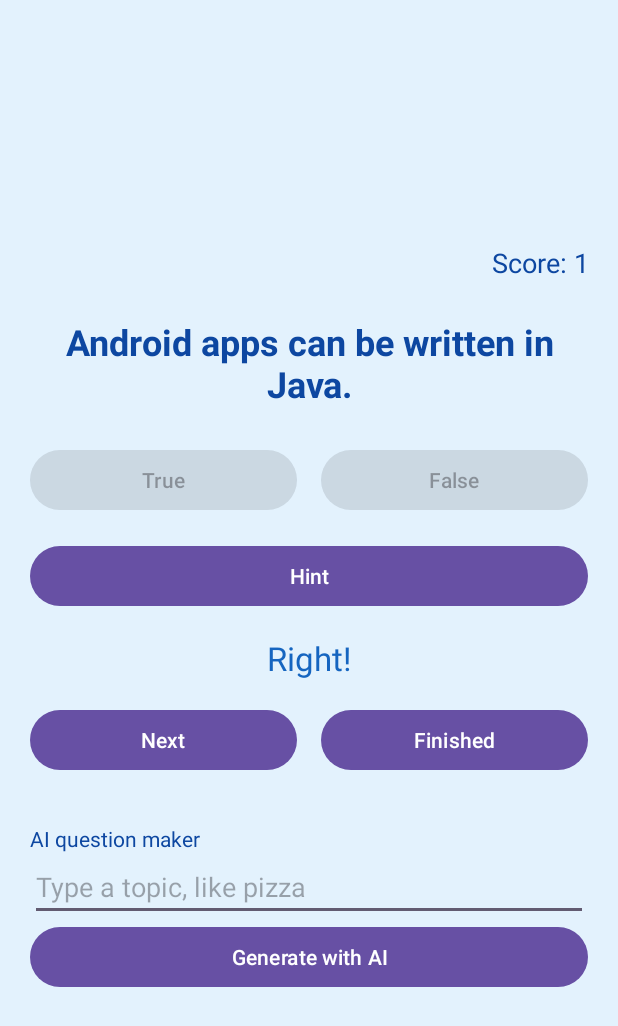
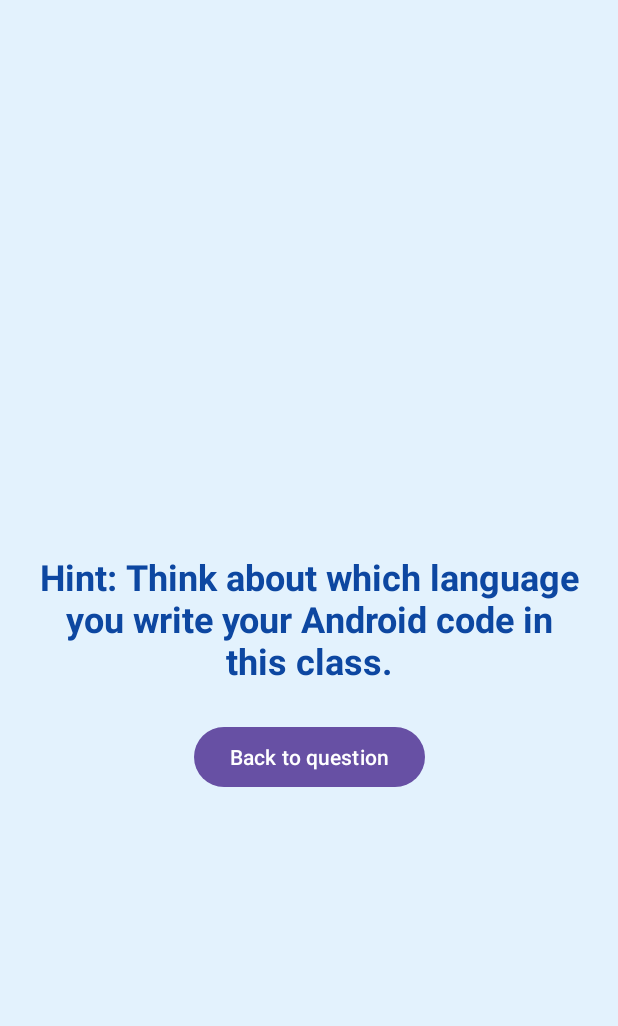
Before and after one commit to asinuuu/QuizAPP, an Android app: the screen it shows after launch (MainActivity before the commit, ViewHintActivity after it), after a tap on "Hint", on a phone screen of 412 x 824 dp. Shown: the top 1026 px of the screen. Run offline under Robolectric (Android 15) with nearby library versions, the phone set to English and light mode, and no system bars; 1 other tap on this screen came first.

Commit message:
Keep topic box above keyboard; add missing hint screen files
- Pad the main screen by the keyboard height and wrap it in a ScrollView
  so the AI topic box and Generate button stay visible while typing.
- Add ViewHintActivity and its layout, which the previous commit used
  but did not include.

Co-Authored-By: Claude Opus 5.5 <noreply@anthropic.com>

```diff
--- a/app/src/main/java/alan/alan/quizapp/MainActivity.java
+++ b/app/src/main/java/alan/alan/quizapp/MainActivity.java
@@ -19,10 +19,10 @@ public class MainActivity extends AppCompatActivity {
     Question[] questions = {
             new Question("Android apps can be written in Java.", true,
                     "Think about which language you write your Android code in this class."),
+            new Question("The findViewById method deletes a view.", false,
+                    "The word \"find\" is in the name. Would a method that finds something delete it?"),
             new Question("A TextView is used to show text on the screen.", true,
                     "Look at the word \"Text\" in the name."),
-            new Question("The findViewById method deletes a view.", false,
-                    "The word \"find\" is in the name. Would a method that finds something delete it?"),
             new Question("A Toast is a small pop-up message.", true,
                     "Think about the little message that pops up and disappears after you answer."),
             new Question("XML is used to build the layout of an app.", true,
@@ -48,7 +48,9 @@ public class MainActivity extends AppCompatActivity {
         setContentView(R.layout.activity_main);
         ViewCompat.setOnApplyWindowInsetsListener(findViewById(R.id.main), (v, insets) -> {
             Insets systemBars = insets.getInsets(WindowInsetsCompat.Type.systemBars());
-            v.setPadding(systemBars.left, systemBars.top, systemBars.right, systemBars.bottom);
+            Insets keyboard = insets.getInsets(WindowInsetsCompat.Type.ime());
+            int bottom = Math.max(systemBars.bottom, keyboard.bottom);
+            v.setPadding(systemBars.left, systemBars.top, systemBars.right, bottom);
             return insets;
         });
 
--- /dev/null
+++ b/app/src/main/java/alan/alan/quizapp/ViewHintActivity.java
@@ -0,0 +1,45 @@
+package alan.alan.quizapp;
+
+import android.os.Bundle;
+import android.view.View;
+import android.widget.Button;
+import android.widget.TextView;
+
+import androidx.activity.EdgeToEdge;
+import androidx.appcompat.app.AppCompatActivity;
+import androidx.core.graphics.Insets;
+import androidx.core.view.ViewCompat;
+import androidx.core.view.WindowInsetsCompat;
+
+public class ViewHintActivity extends AppCompatActivity {
+
+    TextView hintText;
+    Button backButton;
+
+    @Override
+    protected void onCreate(Bundle savedInstanceState) {
+        super.onCreate(savedInstanceState);
+        EdgeToEdge.enable(this);
+        setContentView(R.layout.activity_view_hint);
+        ViewCompat.setOnApplyWindowInsetsListener(findViewById(R.id.hintMain), (v, insets) -> {
+            Insets systemBars = insets.getInsets(WindowInsetsCompat.Type.systemBars());
+            v.setPadding(systemBars.left, systemBars.top, systemBars.right, systemBars.bottom);
+            return insets;
+        });
+
+        hintText = findViewById(R.id.hintText);
+        backButton = findViewById(R.id.backButton);
+
+        // Read the hint that MainActivity packed with the key "hint"
+        String hint = getIntent().getStringExtra("hint");
+        hintText.setText("Hint: " + hint);
+
+        backButton.setOnClickListener(new View.OnClickListener() {
+            @Override
+            public void onClick(View v) {
+                // finish() closes this screen and returns to the question where we left off
+                finish();
+            }
+        });
+    }
+}
--- a/app/src/main/res/layout/activity_main.xml
+++ b/app/src/main/res/layout/activity_main.xml
@@ -8,15 +8,22 @@
     android:background="#E3F2FD"
     tools:context=".MainActivity">
 
-    <LinearLayout
+    <ScrollView
+        android:id="@+id/mainScroll"
         android:layout_width="0dp"
-        android:layout_height="wrap_content"
-        android:orientation="vertical"
-        android:padding="20dp"
+        android:layout_height="0dp"
+        android:fillViewport="true"
         app:layout_constraintBottom_toBottomOf="parent"
         app:layout_constraintEnd_toEndOf="parent"
         app:layout_constraintStart_toStartOf="parent"
         app:layout_constraintTop_toTopOf="parent">
+
+    <LinearLayout
+        android:layout_width="match_parent"
+        android:layout_height="wrap_content"
+        android:gravity="center_vertical"
+        android:orientation="vertical"
+        android:padding="20dp">
 
         <TextView
             android:id="@+id/scoreText"
@@ -122,5 +129,6 @@
             android:layout_height="wrap_content"
             android:text="Generate with AI" />
     </LinearLayout>
+    </ScrollView>
 
 </androidx.constraintlayout.widget.ConstraintLayout>
--- /dev/null
+++ b/app/src/main/res/layout/activity_view_hint.xml
@@ -0,0 +1,37 @@
+<?xml version="1.0" encoding="utf-8"?>
+<androidx.constraintlayout.widget.ConstraintLayout xmlns:android="http://schemas.android.com/apk/res/android"
+    xmlns:app="http://schemas.android.com/apk/res-auto"
+    xmlns:tools="http://schemas.android.com/tools"
+    android:id="@+id/hintMain"
+    android:layout_width="match_parent"
+    android:layout_height="match_parent"
+    android:background="#E3F2FD"
+    tools:context=".ViewHintActivity">
+
+    <TextView
+        android:id="@+id/hintText"
+        android:layout_width="0dp"
+        android:layout_height="wrap_content"
+        android:layout_marginStart="24dp"
+        android:layout_marginEnd="24dp"
+        android:gravity="center"
+        android:text="Hint"
+        android:textColor="#0D47A1"
+        android:textSize="24sp"
+        android:textStyle="bold"
+        app:layout_constraintBottom_toBottomOf="parent"
+        app:layout_constraintEnd_toEndOf="parent"
+        app:layout_constraintStart_toStartOf="parent"
+        app:layout_constraintTop_toTopOf="parent" />
+
+    <Button
+        android:id="@+id/backButton"
+        android:layout_width="wrap_content"
+        android:layout_height="wrap_content"
+        android:layout_marginTop="24dp"
+        android:text="Back to question"
+        app:layout_constraintEnd_toEndOf="parent"
+        app:layout_constraintStart_toStartOf="parent"
+        app:layout_constraintTop_toBottomOf="@id/hintText" />
+
+</androidx.constraintlayout.widget.ConstraintLayout>
```
